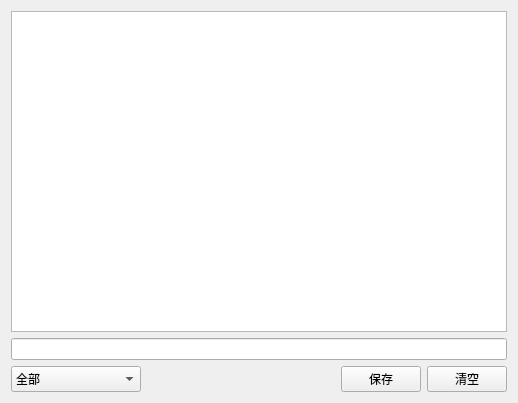
Above: ClipBoard/ui/ClipboardView.ui from 3548848289/UniFileHub before the change. Below: the same form after it.
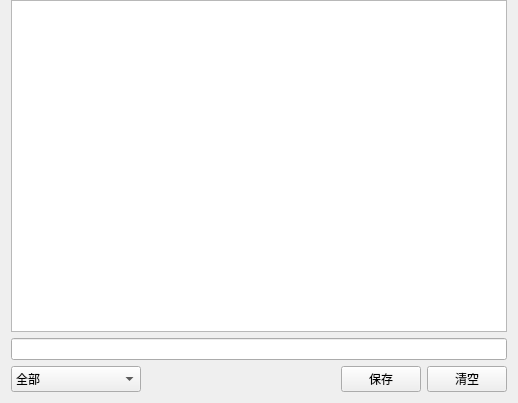
That is the form after the change.

Patch:
```diff
--- a/ClipBoard/ui/ClipboardView.ui
+++ b/ClipBoard/ui/ClipboardView.ui
@@ -14,6 +14,9 @@
    <string>Form</string>
   </property>
   <layout class="QGridLayout" name="gridLayout" rowstretch="20,1,1">
+   <property name="topMargin">
+    <number>0</number>
+   </property>
    <item row="2" column="0">
     <layout class="QHBoxLayout" name="horizontalLayout" stretch="2,3,1,1">
      <item>
```
